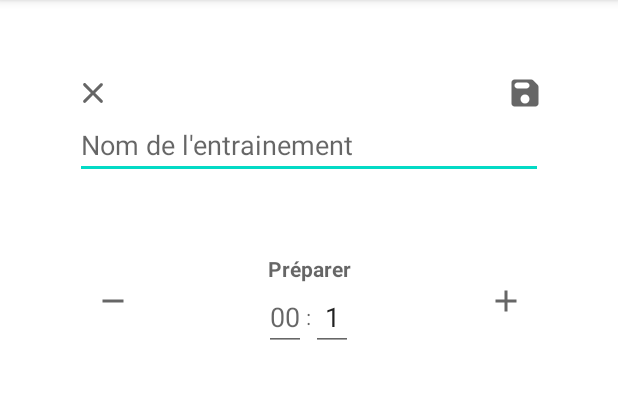
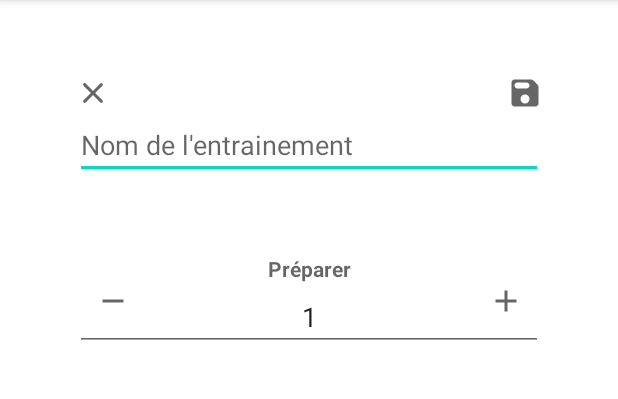
Before and after one commit to LamsaLL/tabata_timer, an Android app: the AddWorkoutActivity screen opened directly, with no data from a screen before it, after a tap on an icon or button, on a phone screen of 412 x 824 dp, the part 84-483 px from its top. Run offline under Robolectric (Android 15) with nearby library versions, the phone set to English and light mode, and no system bars.

Commit message:
fix: edit timer comportment

```diff
--- a/app/src/main/java/com/example/amsallel_tabata_timer/AddWorkoutActivity.java
+++ b/app/src/main/java/com/example/amsallel_tabata_timer/AddWorkoutActivity.java
@@ -3,6 +3,9 @@ package com.example.amsallel_tabata_timer;
 import android.annotation.SuppressLint;
 import android.os.Bundle;
 import android.content.Intent;
+import android.os.Handler;
+import android.text.Editable;
+import android.text.TextWatcher;
 import android.view.MotionEvent;
 import android.view.View;
 import android.widget.EditText;
@@ -12,12 +15,74 @@ import androidx.appcompat.app.AppCompatActivity;
 
 public class AddWorkoutActivity extends AppCompatActivity {
     int counterSec = 0;
+    private Handler repeatUpdateHandler = new Handler();
+    private boolean mAutoIncrement = false;
+    private boolean mAutoDecrement = false;
     int counterMin = 0;
 
+    class RptUpdater implements Runnable {
+        final EditText editTextPrepSeconds = (EditText) findViewById(R.id.editTextPrepSeconds);
+
+        public void run() {
+            if( mAutoIncrement ){
+                counterSec++;
+                editTextPrepSeconds.setText(String.valueOf(counterSec));
+                repeatUpdateHandler.postDelayed( new RptUpdater(), 50 );
+            } else if( mAutoDecrement ){
+                counterSec--;
+                repeatUpdateHandler.postDelayed( new RptUpdater(), 50 );
+            }
+        }
+    }
     @Override
     protected void onCreate(Bundle savedInstanceState) {
         super.onCreate(savedInstanceState);
         setContentView(R.layout.activity_add_workout);
+
+        final ImageButton upPrep = (ImageButton) findViewById(R.id.buttonUpPrep);
+
+        final EditText editTextPrepSeconds = (EditText) findViewById(R.id.editTextPrepSeconds);
+
+        upPrep.setOnLongClickListener(
+                new View.OnLongClickListener(){
+                    public boolean onLongClick(View arg0) {
+                        mAutoIncrement = true;
+                        repeatUpdateHandler.post( new RptUpdater() );
+                        return false;
+                    }
+                }
+        );
+
+        upPrep.setOnTouchListener( new View.OnTouchListener() {
+            public boolean onTouch(View v, MotionEvent event) {
+                if( (event.getAction()==MotionEvent.ACTION_UP || event.getAction()==MotionEvent.ACTION_CANCEL)
+                        && mAutoIncrement ){
+                    mAutoIncrement = false;
+                }
+                return false;
+            }
+        });
+
+        editTextPrepSeconds.addTextChangedListener(new TextWatcher() {
+            @Override
+            public void beforeTextChanged(CharSequence charSequence, int i, int i1, int i2) {
+            }
+
+            @Override
+            public void onTextChanged(CharSequence charSequence, int i, int i1, int i2) {
+            }
+
+            @Override
+            public void afterTextChanged(Editable editable) {
+
+                if (editTextPrepSeconds.getText().toString().equals("")) {
+                    counterSec = 0;
+                } else {
+                    int newCounter = Integer.parseInt(editTextPrepSeconds.getText().toString());
+                    counterSec = newCounter;
+                }
+            }
+        });
     }
 
 
@@ -29,16 +94,9 @@ public class AddWorkoutActivity extends AppCompatActivity {
     public void onTimeUp(View view) {
         final ImageButton upPrep = (ImageButton) findViewById(R.id.buttonUpPrep);
         final EditText editTextPrepSeconds = (EditText) findViewById(R.id.editTextPrepSeconds);
-        final EditText editTextPrepMinutes = (EditText) findViewById(R.id.edit_text_prep_minutes);
 
-        if(counterSec < 60){
-            counterSec++;
-            editTextPrepSeconds.setText(String.valueOf(counterSec));
-        }else{
-            counterMin++;
-            editTextPrepMinutes.setText(String.valueOf(counterMin));
-        }
-
+        counterSec++;
+        editTextPrepSeconds.setText(String.valueOf(counterSec));
     }
 
     public void onTimeDown(View view) {
--- a/app/src/main/res/layout/activity_add_workout.xml
+++ b/app/src/main/res/layout/activity_add_workout.xml
@@ -65,27 +65,14 @@
             tools:ignore="RelativeOverlap">
 
             <EditText
-                android:id="@+id/edit_text_prep_minutes"
-                android:layout_width="wrap_content"
-                android:layout_height="wrap_content"
-                android:gravity="center_horizontal"
-                android:hint="@string/prep_minute"
-                android:inputType="number"
-                android:maxLength="2" />
-
-            <TextView
-                android:layout_width="wrap_content"
-                android:layout_height="wrap_content"
-                android:hint=":" />
-
-            <EditText
                 android:id="@+id/editTextPrepSeconds"
-                android:layout_width="wrap_content"
+                android:layout_width="match_parent"
                 android:layout_height="wrap_content"
                 android:gravity="center_horizontal"
                 android:hint="@string/prep_seconds"
                 android:inputType="number"
-                android:maxLength="2" />
+                android:maxLength="4" />
+
         </LinearLayout>
 
         <ImageButton
--- a/app/src/main/res/values/strings.xml
+++ b/app/src/main/res/values/strings.xml
@@ -4,8 +4,8 @@
     <string name="training_name">Nom de l\'entrainement</string>
     <string name="prepare_title">Préparer</string>
     <string name="prep_timer">00:00</string>
-    <string name="prep_minute">00</string>
-    <string name="prep_seconds">00</string>
+    <string name="prep_minute">0</string>
+    <string name="prep_seconds">0</string>
     <string name="workout_title">Titre workout</string>
     <string name="work_title">Travail</string>
     <string name="rest_label">Repos</string>
```
